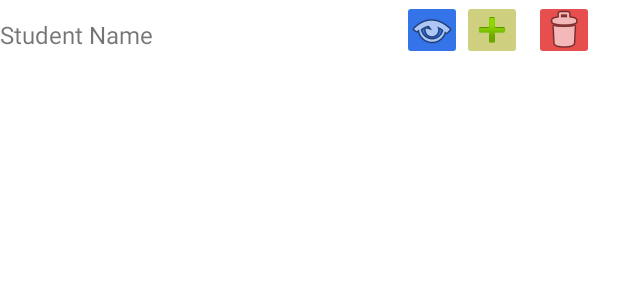
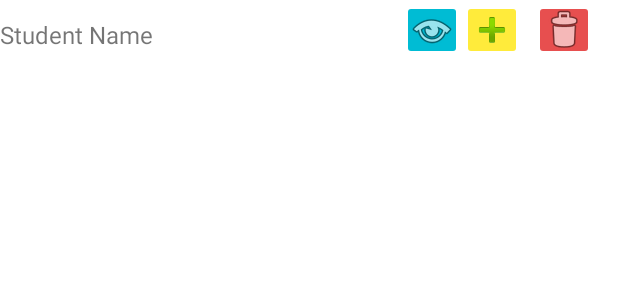
Before and after one commit to umarfaizan-dev/sabqi, an Android app: the layout activity_single_student_row.xml on its own in the app's theme, with its tools: preview values and no code run, on a phone screen of 412 x 824 dp. Shown: the top 300 px of the screen. Run offline under Robolectric (Android 15) with nearby library versions, the phone set to English and light mode, and no system bars.

Commit message:
Tested Sabaq, Sabqi, and Manzil (date)

```diff
--- a/app/src/main/res/layout/activity_single_student_row.xml
+++ b/app/src/main/res/layout/activity_single_student_row.xml
@@ -22,7 +22,7 @@
         android:layout_width="40dp"
         android:layout_height="40dp"
         android:layout_marginBottom="4dp"
-        android:backgroundTint="#3474E8"
+        android:backgroundTint="#00BCD4"
         android:onClick="onClick"
         app:layout_constraintBottom_toBottomOf="parent"
         app:layout_constraintEnd_toStartOf="@+id/addBtn"
@@ -34,7 +34,7 @@
         android:layout_height="40dp"
         android:layout_marginEnd="8dp"
         android:layout_marginBottom="4dp"
-        android:backgroundTint="#CFCF80"
+        android:backgroundTint="#FFEB3B"
         app:layout_constraintBottom_toBottomOf="parent"
         app:layout_constraintEnd_toStartOf="@+id/deleteBtn"
         app:srcCompat="@android:drawable/ic_input_add" />
```
